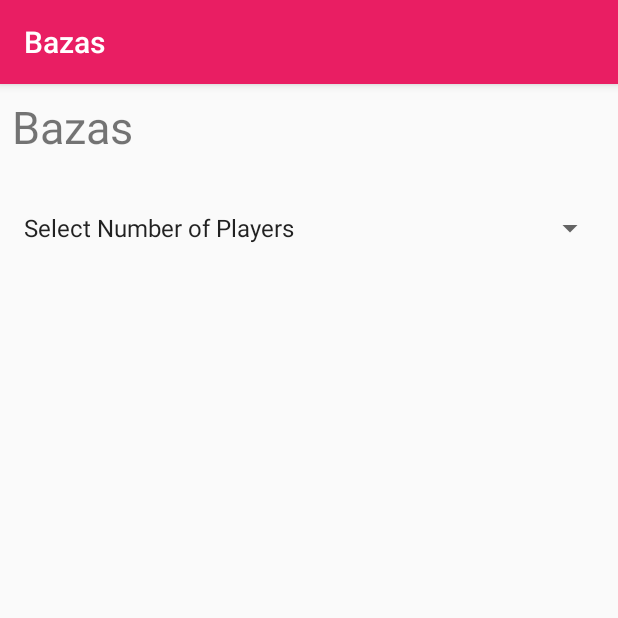
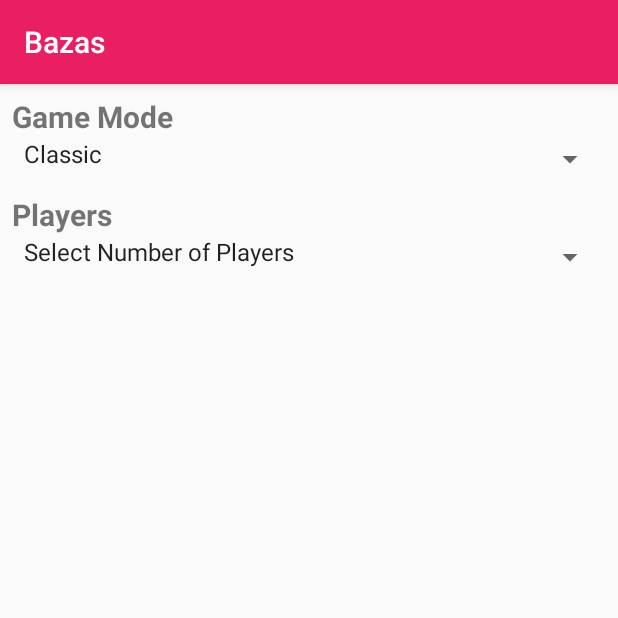
Before and after one commit to lucianodebortoli/Bazas, an Android app: the screen it shows after launch (MainActivity), on a phone screen of 412 x 824 dp, the top half of it. Run offline under Robolectric (Android 15) with nearby library versions, the phone set to English and light mode, and no system bars.

Commit message:
improved game logic and ui

```diff
--- a/app/src/main/java/org/luciano/bazas/MainActivity.kt
+++ b/app/src/main/java/org/luciano/bazas/MainActivity.kt
@@ -13,7 +13,8 @@ import org.w3c.dom.Text
 
 class MainActivity : AppCompatActivity() {
 
-    private lateinit var playersSpinner: Spinner;
+    private lateinit var playersSpinner: Spinner
+    private lateinit var modeSpinner: Spinner
     private lateinit var currentRoundTV: TextView;
     private lateinit var player1Button: Button
     private lateinit var player2Button: Button
@@ -23,8 +24,6 @@ class MainActivity : AppCompatActivity() {
     private lateinit var player2Pts: TextView
     private lateinit var player3Pts: TextView
     private lateinit var player4Pts: TextView
-    private lateinit var playerTitle: TextView
-    private lateinit var roundTitle: TextView
     private lateinit var callTitle: TextView
     private lateinit var winTitle: TextView
     private lateinit var minusCallButton: Button
@@ -37,16 +36,20 @@ class MainActivity : AppCompatActivity() {
     private lateinit var commitWonButton: Button
     private lateinit var setNameButton: Button
     private lateinit var hLineBazas: View
-    private lateinit var hLineRound: View
     private lateinit var hLinePlayers: View
     private lateinit var hLineCalled: View
     private lateinit var hLineWin: View
 
     private var currentPlayers = 0
+    private var currentMode = ""
     private var players = mutableListOf<Player>()
     private lateinit var currentPlayer: Player
     private var rounds = mutableListOf<Int>()
+    private var triumph = mutableListOf<Int>()
+    private var weights = mutableListOf<Int>()
     private var currentRound = 1
+    private var currentTriumph = 1
+    private var currentWeight = 0
     private var gameFinished = false
 
     override fun onCreate(savedInstanceState: Bundle?) {
@@ -55,11 +58,12 @@ class MainActivity : AppCompatActivity() {
         findViews()
         hideAll()
         initButtons()
-        initSpinner()
+        initSpinners()
     }
 
     private fun findViews() {
         playersSpinner =findViewById(R.id.playersSpinner)
+        modeSpinner=findViewById(R.id.modeSpinner)
         currentRoundTV=findViewById(R.id.currentRoundTV)
         player1Button=findViewById(R.id.player1Button)
         player2Button=findViewById(R.id.player2Button)
@@ -79,19 +83,15 @@ class MainActivity : AppCompatActivity() {
         currentWinTV=findViewById(R.id.currentWinTV)
         setNameButton=findViewById(R.id.setNameButton)
         hLineBazas=findViewById(R.id.hline_bazas)
-        hLineRound=findViewById(R.id.hline_round)
         hLinePlayers=findViewById(R.id.hline_players)
         hLineCalled=findViewById(R.id.hline_called)
         hLineWin=findViewById(R.id.hline_win)
-        playerTitle=findViewById(R.id.playersTitle)
-        roundTitle=findViewById(R.id.roundTitle)
         callTitle=findViewById(R.id.callTitle)
         winTitle=findViewById(R.id.winTitle)
     }
 
     private fun hideAll() {
         val viewsToHide = mutableListOf(
-            playersTitle,
             currentRoundTV,
             player1Button,
             player2Button,
@@ -111,11 +111,9 @@ class MainActivity : AppCompatActivity() {
             currentWinTV,
             commitWonButton,
             hLineBazas,
-            hLineRound,
             hLinePlayers,
             hLineCalled,
             hLineWin,
-            roundTitle,
             callTitle,
             winTitle
         )
@@ -125,11 +123,25 @@ class MainActivity : AppCompatActivity() {
         }
     }
 
-    private fun initSpinner() {
-        val adapter: ArrayAdapter<CharSequence> = ArrayAdapter.createFromResource(
+    private fun initSpinners() {
+        // Mode Spinner:
+        val modeAdapter: ArrayAdapter<CharSequence> = ArrayAdapter.createFromResource(
+            this, R.array.modes, android.R.layout.simple_spinner_item)
+        modeAdapter.setDropDownViewResource(android.R.layout.simple_spinner_dropdown_item);
+        modeSpinner.adapter = modeAdapter
+        modeSpinner.onItemSelectedListener = object: AdapterView.OnItemSelectedListener{
+            override fun onNothingSelected(p0: AdapterView<*>?) {}
+            override fun onItemSelected(parent: AdapterView<*>?, view: View?, pos: Int, id: Long) {
+                val itemSelected = parent!!.getItemAtPosition(pos).toString()
+                setMode(itemSelected)
+            }
+        }
+
+        // Players Spinner:
+        val playerAdapter: ArrayAdapter<CharSequence> = ArrayAdapter.createFromResource(
             this, R.array.players, android.R.layout.simple_spinner_item)
-        adapter.setDropDownViewResource(android.R.layout.simple_spinner_dropdown_item);
-        playersSpinner.adapter = adapter
+        playerAdapter.setDropDownViewResource(android.R.layout.simple_spinner_dropdown_item);
+        playersSpinner.adapter = playerAdapter
         playersSpinner.onItemSelectedListener = object: AdapterView.OnItemSelectedListener{
             override fun onNothingSelected(p0: AdapterView<*>?) {}
             override fun onItemSelected(parent: AdapterView<*>?, view: View?, pos: Int, id: Long) {
@@ -138,6 +150,7 @@ class MainActivity : AppCompatActivity() {
                     //Do nothing
                 } else {
                     setRounds(itemSelected.toInt())
+                    startApp()
                 }
             }
         }
@@ -145,21 +158,45 @@ class MainActivity : AppCompatActivity() {
 
     private fun setRounds(numberOfPlayers: Int) {
         currentPlayers = numberOfPlayers
-        if (currentPlayers==3)
+        if (currentPlayers==3){
             rounds = mutableListOf(1, 2, 3, 4, 5, 6, 7, 8, 9, 9, 8, 7, 6, 5, 4, 3, 2, 1)
-        else if (currentPlayers==4)
-            rounds = mutableListOf(1, 2, 3, 4, 5, 6, 7, 8, 7, 6, 5, 4, 3, 2, 1)
-        startApp()
-        playersSpinner.isEnabled = false
+            triumph = mutableListOf(1, 1, 1, 1, 1, 1, 1, 1, 1, 0, 1, 1, 1, 1, 1, 1, 1, 1)
+            val classicWeights = mutableListOf(10, 10, 10, 10, 10, 10, 10, 10, 10, 10, 10, 10, 10, 10, 10, 10, 10, 10)
+            val linearWeights =  mutableListOf(11, 12, 13, 14, 15, 16, 17, 18, 19, 19, 18, 17, 16, 15, 14, 13, 12, 11)
+            val stepWeights =    mutableListOf(5, 5, 5, 5, 5, 10, 10, 10, 10, 10, 10, 10, 10, 5, 5, 5, 5, 5)
+            when (currentMode){
+                "Classic" -> weights = classicWeights
+                "Linear" -> weights = linearWeights
+                "Step" -> weights = stepWeights
+            }
+        }
+        else if (currentPlayers==4){
+            rounds =  mutableListOf(1, 2, 3, 4, 5, 6, 7, 8, 7, 6, 5, 4, 3, 2, 1)
+            triumph = mutableListOf(1, 1, 1, 1, 1, 1, 1, 0, 1, 0, 1, 1, 1, 1, 1)
+            val classicWeights = mutableListOf(10, 10, 10, 10, 10, 10, 10, 10, 10, 10, 10, 10, 10, 10, 10)
+            val linearWeights =  mutableListOf(11, 12, 13, 14, 15, 16, 17, 18, 17, 16, 15, 14, 13, 25, 11)
+            val stepWeights =    mutableListOf(5, 5, 5, 5, 5, 10, 10, 10, 10, 10, 10, 5, 5, 5, 5, 5)
+            when (currentMode){
+                "Classic" -> weights = classicWeights
+                "Linear" -> weights = linearWeights
+                "Step" -> weights = stepWeights
+            }
+        }
+    }
+
+    private fun setMode(mode: String) {
+        currentMode = mode
     }
 
     private fun startApp(){
+        modeSpinner.isEnabled = false
+        playersSpinner.isEnabled = false
+        enableCallStage(true)
+        enableWinStage(false)
         initPlayers()
         showAll()
         updateUI()
-        enableCallStage(true)
-        enableWinStage(false)
-        nextRound()
+        onNextRound()
     }
 
     private fun initPlayers(){
@@ -189,7 +226,6 @@ class MainActivity : AppCompatActivity() {
 
     private fun showAll() {
         val viewsToShow = mutableListOf(
-            playersTitle,
             currentRoundTV,
             minusCallButton,
             plusCallButton,
@@ -201,13 +237,11 @@ class MainActivity : AppCompatActivity() {
             currentWinTV,
             commitWonButton,
             hLineBazas,
-            hLineRound,
             hLinePlayers,
             hLineCalled,
             hLineWin,
             callTitle,
-            winTitle,
-            roundTitle
+            winTitle
         )
 
         viewsToShow.forEach{
@@ -296,6 +330,7 @@ class MainActivity : AppCompatActivity() {
         }
     }
 
+    @SuppressLint("ShowToast")
     private fun commitWonButtonClicked() {
         Log.d("Main", "commitWonButtonClicked")
         val isValid = checkValidWon()
@@ -305,21 +340,23 @@ class MainActivity : AppCompatActivity() {
                 it.pushWin()
                 it.reset()
             }
-            nextRound()
-            // Go to Call Stage:
-            enableCallStage(true)
-            enableWinStage(false)
-            updateUI()
+            gameFinished = checkGameFinished()
+            if (gameFinished) {
+                onGameFinished()
+            } else {
+                onNextRound()
+            }
         } else {
             Toast.makeText(this@MainActivity, "Invalid won. Try again", Toast.LENGTH_SHORT)
             Log.d("Main","Invalid won. Try again" )
         }
     }
 
+    private fun checkGameFinished(): Boolean {
+        return rounds.isEmpty()
+    }
+
     private fun checkValidCall(): Boolean {
-        if (gameFinished)
-            return false
-
         // Check total calls:
         var totalCalls = 0
         players.forEach{
@@ -329,9 +366,6 @@ class MainActivity : AppCompatActivity() {
     }
 
     private fun checkValidWon(): Boolean {
-        if (gameFinished)
-            return false
-
         // Check total won:
         var checkSum = 0
         players.forEach{
@@ -349,41 +383,79 @@ class MainActivity : AppCompatActivity() {
         }
 
         // Add bonus points:
-        val bonusPts = if (currentRound<=5) { 5 } else { 10 }
         players.forEach{
             if (it.currentCall==it.currentWin) {
-                it.addPoints(bonusPts)
+                it.addPoints(currentWeight)
             }
         }
     }
 
-    private fun nextRound() {
-        if(rounds.isNotEmpty()){
-            currentRound = rounds.removeAt(0)
-            Log.d("Main", "currentRound on $currentRound")
-        }
-        else{
-            gameFinished()
-        }
+    private fun onNextRound() {
+        enableCallStage(true)
+        enableWinStage(false)
+        currentRound = rounds.removeAt(0)
+        currentTriumph = triumph.removeAt(0)
+        currentWeight = weights.removeAt(0)
+        Log.d("Main", "currentRound on $currentRound")
+        updateUI()
     }
 
-
-    private fun gameFinished()
-    {
+    private fun onGameFinished() {
         enableCallStage(false)
         enableWinStage(false)
-        currentRoundTV.text="Game Finished"
-        gameFinished = true
-        Log.d("Main", "Game Finished")
+        Log.d("Main", "onGameFinished")
+        updateUI()
     }
 
+    private fun findWinnerIndex(): Int {
+        var maxPoints = players[0].points
+        var winner = 0
+        players.forEach{
+            if (it.points> maxPoints)
+                maxPoints = it.points
+        }
+        players.forEach{
+            if(it.points == maxPoints) {
+                winner = it.index
+            }
+        }
+        return winner
+    }
+
+    @SuppressLint("SetTextI18n")
     private fun updateUI() {
-        // Update texts:
-        currentRoundTV.text = "$currentRound"
-        currentCallTV.text = currentPlayer.currentCall.toString()
-        currentWinTV.text = currentPlayer.currentWin.toString()
 
-        // Update Buttons:
+        // Update Points:
+        val scores = mutableListOf<TextView>(
+            player1Pts,
+            player2Pts,
+            player3Pts,
+            player4Pts
+        )
+        scores.forEachIndexed{index, tv ->
+            tv.text = players[index].points.toString()
+        }
+
+        // Update Titles:
+        callTitle.text = "Calls (Table: ${getCallsSum()})"
+        winTitle.text = "Wins (Table: ${getWinsSum()})"
+
+        if (gameFinished) {
+            val winner = players[findWinnerIndex()]
+            val count = winner.countCorrect()
+            val msg = "${winner.name} won. with $count correct hands"
+            currentRoundTV.text = msg
+            currentRoundTV.setTextColor(resources.getColor(R.color.colorPrimary))
+            Log.d("Main", msg)
+        } else {
+            // Update texts:
+            val triumphSymbol = if(currentTriumph==1) {"⦿"} else {"⦾" }
+            currentRoundTV.text = "Round: $currentRound  $triumphSymbol"
+            currentCallTV.text = currentPlayer.currentCall.toString()
+            currentWinTV.text = currentPlayer.currentWin.toString()
+        }
+
+        // Update Button Appearance:
         val buttons = mutableListOf<Button>(
             player1Button,
             player2Button,
@@ -399,17 +471,22 @@ class MainActivity : AppCompatActivity() {
                 button.setTextColor(resources.getColor(R.color.colorWhite))
             }
         }
+    }
 
-        // Update Points:
-        val scores = mutableListOf<TextView>(
-            player1Pts,
-            player2Pts,
-            player3Pts,
-            player4Pts
-        )
-        scores.forEachIndexed{index, tv ->
-            tv.text = players[index].points.toString()
+    private fun getCallsSum(): Int {
+        var totalCalls = 0
+        players.forEach{
+            totalCalls += it.currentCall
         }
+        return totalCalls
+    }
+
+    private fun getWinsSum(): Int {
+        var totalWins = 0
+        players.forEach{
+            totalWins += it.currentWin
+        }
+        return totalWins
     }
 
 
@@ -445,7 +522,6 @@ class MainActivity : AppCompatActivity() {
         updateUI()
     }
 
-
     // TODO: add logic for preventing total call == round
 
 }
--- /dev/null
+++ b/app/src/main/res/drawable/round_button.xml
@@ -0,0 +1,31 @@
+<?xml version="1.0" encoding="utf-8"?>
+<selector xmlns:android="http://schemas.android.com/apk/res/android">
+    <item android:state_pressed="false">
+        <shape android:shape="rectangle">
+            <corners android:radius="3000dp" />
+            <solid android:color="#fcfcfc" />
+            <stroke
+                android:width="1dip"
+                android:color="#999999" />
+            <padding
+                android:bottom="@dimen/default_gap"
+                android:left="@dimen/default_gap"
+                android:right="@dimen/default_gap"
+                android:top="@dimen/default_gap" />
+        </shape>
+    </item>
+    <item android:state_pressed="true">
+        <shape android:shape="rectangle">
+            <corners android:radius="3000dp" />
+            <solid android:color="@color/colorPrimary" />
+            <stroke
+                android:width="1dip"
+                android:color="@color/colorPrimaryDark" />
+            <padding
+                android:bottom="@dimen/default_gap"
+                android:left="@dimen/default_gap"
+                android:right="@dimen/default_gap"
+                android:top="@dimen/default_gap" />
+        </shape>
+    </item>
+</selector>
--- a/app/src/main/res/layout/activity_main.xml
+++ b/app/src/main/res/layout/activity_main.xml
@@ -16,25 +16,30 @@
     android:paddingRight="8dp"
     tools:context=".MainActivity">
 
-
     <TextView
-        android:id="@+id/Bazastitle"
         android:layout_width="wrap_content"
         android:layout_height="wrap_content"
         android:layout_marginTop="8dp"
-        android:text="@string/appName"
-        android:textSize="30sp"
+        android:text="Game Mode"
+        android:textSize="20sp"
+        android:textStyle="bold"
         app:layout_constraintLeft_toLeftOf="parent"
         app:layout_constraintRight_toRightOf="parent"
         app:layout_constraintTop_toTopOf="parent" />
 
+    <Spinner
+        android:id="@+id/modeSpinner"
+        android:layout_width="match_parent"
+        android:paddingBottom="@dimen/default_gap"
+        android:layout_height="wrap_content" />
+
     <TextView
-        android:id="@+id/playersTitle"
         android:layout_width="wrap_content"
         android:layout_height="wrap_content"
         android:layout_marginTop="8dp"
-        android:text="Number of players"
+        android:text="Players"
         android:textSize="20sp"
+        android:textStyle="bold"
         app:layout_constraintLeft_toLeftOf="parent"
         app:layout_constraintRight_toRightOf="parent"
         app:layout_constraintTop_toTopOf="parent" />
@@ -42,49 +47,17 @@
     <Spinner
         android:id="@+id/playersSpinner"
         android:layout_width="match_parent"
+        android:paddingBottom="@dimen/default_gap"
         android:layout_height="wrap_content" />
 
-    <View
-        android:id="@+id/hline_bazas"
-        android:layout_marginTop="@dimen/default_gap"
-        android:layout_width="match_parent"
-        android:layout_height="2dp"
-        android:background="#c0c0c0"/>
 
-    <TextView
-        android:id="@+id/roundTitle"
-        android:layout_width="match_parent"
-        android:layout_height="wrap_content"
-        android:layout_marginTop="8dp"
-        android:text="Round"
-        android:textSize="20sp"
-        app:layout_constraintLeft_toLeftOf="parent"
-        app:layout_constraintRight_toRightOf="parent"
-        app:layout_constraintTop_toTopOf="parent" />
-
-    <TextView
-        android:id="@+id/currentRoundTV"
-        android:layout_width="match_parent"
-        android:layout_height="wrap_content"
-        android:layout_marginTop="8dp"
-        android:text="N"
-        android:textSize="20sp"
-        app:layout_constraintLeft_toLeftOf="parent"
-        app:layout_constraintRight_toRightOf="parent"
-        app:layout_constraintTop_toTopOf="parent" />
-
-    <View
-        android:id="@+id/hline_round"
-        android:layout_marginTop="@dimen/default_gap"
-        android:layout_width="match_parent"
-        android:layout_height="2dp"
-        android:background="#c0c0c0"/>
 
     <Button
         android:id="@+id/setNameButton"
         android:layout_width="match_parent"
         android:layout_height="wrap_content"
         android:paddingTop="@dimen/default_gap"
+        android:background="@drawable/round_button"
         android:text="Set name">
     </Button>
 
@@ -190,7 +163,25 @@
         </LinearLayout>
     </GridLayout>
 
+    <View
+        android:id="@+id/hline_bazas"
+        android:layout_marginTop="@dimen/default_gap"
+        android:layout_width="match_parent"
+        android:layout_height="2dp"
+        android:background="#c0c0c0"/>
 
+
+
+    <TextView
+        android:id="@+id/currentRoundTV"
+        android:layout_width="match_parent"
+        android:layout_height="wrap_content"
+        android:layout_marginTop="8dp"
+        android:text="N"
+        android:textSize="20sp"
+        app:layout_constraintLeft_toLeftOf="parent"
+        app:layout_constraintRight_toRightOf="parent"
+        app:layout_constraintTop_toTopOf="parent" />
 
     <View
         android:id="@+id/hline_players"
@@ -199,6 +190,7 @@
         android:layout_height="2dp"
         android:background="#c0c0c0"/>
 
+
     <TextView
         android:id="@+id/callTitle"
         android:layout_width="match_parent"
@@ -206,6 +198,7 @@
         android:layout_marginTop="8dp"
         android:text="Call"
         android:textSize="20sp"
+        android:textStyle="bold"
         app:layout_constraintLeft_toLeftOf="parent"
         app:layout_constraintRight_toRightOf="parent"
         app:layout_constraintTop_toTopOf="parent" />
@@ -225,12 +218,14 @@
             android:orientation="horizontal"
             android:layout_width="match_parent"
             android:layout_height="match_parent"
+            android:paddingBottom="@dimen/default_gap"
             >
             <Button
                 android:id="@+id/minusCallButton"
                 android:layout_width="wrap_content"
-                android:layout_height="wrap_content"
+                android:layout_height="match_parent"
                 android:layout_weight="0.3"
+                android:background="@drawable/round_button"
                 android:text="@string/left" />
 
             <TextView
@@ -249,8 +244,9 @@
             <Button
                 android:id="@+id/plusCallButton"
                 android:layout_width="wrap_content"
-                android:layout_height="wrap_content"
+                android:layout_height="match_parent"
                 android:layout_weight="0.3"
+                android:background="@drawable/round_button"
                 android:text="@string/right" />
 
         </LinearLayout>
@@ -263,6 +259,7 @@
         android:layout_marginTop="@dimen/default_gap"
         android:layout_width="match_parent"
         android:layout_height="wrap_content"
+        android:background="@drawable/round_button"
         android:text="COMMIT CALLS" />
 
     <View
@@ -280,6 +277,7 @@
         android:layout_marginTop="8dp"
         android:text="Win"
         android:textSize="20sp"
+        android:textStyle="bold"
         app:layout_constraintLeft_toLeftOf="parent"
         app:layout_constraintRight_toRightOf="parent"
         app:layout_constraintTop_toTopOf="parent" />
@@ -299,12 +297,14 @@
             android:orientation="horizontal"
             android:layout_width="match_parent"
             android:layout_height="match_parent"
+            android:paddingBottom="@dimen/default_gap"
             >
             <Button
                 android:id="@+id/minusWinButton"
                 android:layout_width="wrap_content"
-                android:layout_height="wrap_content"
+                android:layout_height="match_parent"
                 android:layout_weight="0.3"
+                android:background="@drawable/round_button"
                 android:text="@string/left" />
 
             <TextView
@@ -323,8 +323,9 @@
             <Button
                 android:id="@+id/plusWinButton"
                 android:layout_width="wrap_content"
-                android:layout_height="wrap_content"
+                android:layout_height="match_parent"
                 android:layout_weight="0.3"
+                android:background="@drawable/round_button"
                 android:text="@string/right" />
 
         </LinearLayout>
@@ -336,6 +337,7 @@
         android:layout_width="match_parent"
         android:layout_height="wrap_content"
         android:paddingBottom="12dp"
+        android:background="@drawable/round_button"
         android:text="COMMIT WON" />
 
     <View
--- a/app/src/main/res/values/arrays.xml
+++ b/app/src/main/res/values/arrays.xml
@@ -6,4 +6,10 @@
         <item>4</item>
     </string-array>
 
+    <string-array name="modes">
+        <item>Classic</item>
+        <item>Linear</item>
+        <item>Step</item>
+    </string-array>
+
 </resources>
```
Also changed, not shown: app/src/main/java/org/luciano/bazas/Player.kt (+11 -0 lines).
